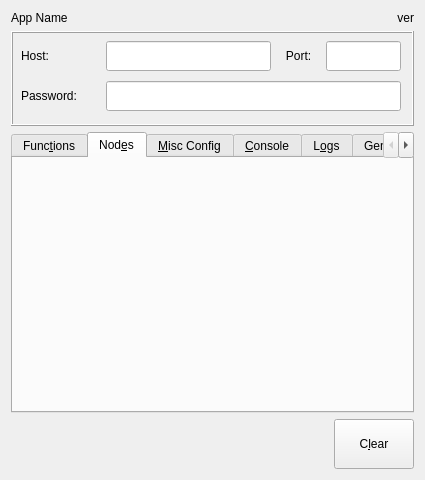
This is tor-util-ng.ui in GIJack/tor-util as Qt 5 draws it before an edit. The edited form follows.
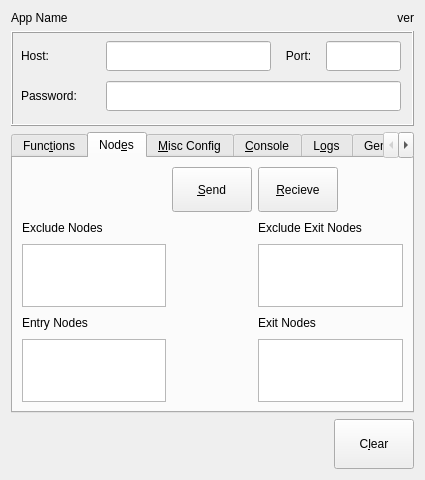
This is the edited form. The open tabs and pages were chosen to show the change. Icons and pictures are not drawn.

Commit message: rough draft at nodes tab. General concept, but trying to get this to play nice with the grid is hard.

```diff
--- a/tor-util-ng.ui
+++ b/tor-util-ng.ui
@@ -418,6 +418,138 @@
       <attribute name="title">
        <string>Nod&amp;es</string>
       </attribute>
+      <layout class="QGridLayout" name="gridLayout_5">
+       <item row="0" column="1">
+        <widget class="QPushButton" name="button_nodes_send">
+         <property name="sizePolicy">
+          <sizepolicy hsizetype="Fixed" vsizetype="Fixed">
+           <horstretch>0</horstretch>
+           <verstretch>0</verstretch>
+          </sizepolicy>
+         </property>
+         <property name="minimumSize">
+          <size>
+           <width>0</width>
+           <height>45</height>
+          </size>
+         </property>
+         <property name="text">
+          <string>&amp;Send</string>
+         </property>
+        </widget>
+       </item>
+       <item row="3" column="0">
+        <widget class="QListWidget" name="list_excludenodes">
+         <property name="minimumSize">
+          <size>
+           <width>0</width>
+           <height>0</height>
+          </size>
+         </property>
+        </widget>
+       </item>
+       <item row="7" column="2">
+        <widget class="QListWidget" name="list_exitnodes">
+         <property name="minimumSize">
+          <size>
+           <width>0</width>
+           <height>0</height>
+          </size>
+         </property>
+        </widget>
+       </item>
+       <item row="7" column="0">
+        <widget class="QListWidget" name="list_entrynodes">
+         <property name="minimumSize">
+          <size>
+           <width>0</width>
+           <height>0</height>
+          </size>
+         </property>
+        </widget>
+       </item>
+       <item row="2" column="2">
+        <widget class="QLabel" name="label_excludeexitnodes">
+         <property name="minimumSize">
+          <size>
+           <width>0</width>
+           <height>20</height>
+          </size>
+         </property>
+         <property name="text">
+          <string>Exclude Exit Nodes</string>
+         </property>
+        </widget>
+       </item>
+       <item row="2" column="0">
+        <widget class="QLabel" name="label_excludenodes">
+         <property name="minimumSize">
+          <size>
+           <width>0</width>
+           <height>20</height>
+          </size>
+         </property>
+         <property name="text">
+          <string>Exclude Nodes</string>
+         </property>
+        </widget>
+       </item>
+       <item row="5" column="2">
+        <widget class="QLabel" name="label_exitnodes">
+         <property name="minimumSize">
+          <size>
+           <width>0</width>
+           <height>20</height>
+          </size>
+         </property>
+         <property name="text">
+          <string>Exit Nodes</string>
+         </property>
+        </widget>
+       </item>
+       <item row="5" column="0">
+        <widget class="QLabel" name="label_entrynodes">
+         <property name="minimumSize">
+          <size>
+           <width>0</width>
+           <height>20</height>
+          </size>
+         </property>
+         <property name="text">
+          <string>Entry Nodes</string>
+         </property>
+        </widget>
+       </item>
+       <item row="3" column="2">
+        <widget class="QListWidget" name="list_excludeexitnodes">
+         <property name="minimumSize">
+          <size>
+           <width>0</width>
+           <height>0</height>
+          </size>
+         </property>
+        </widget>
+       </item>
+       <item row="0" column="2">
+        <widget class="QPushButton" name="button_nodes_recieve">
+         <property name="sizePolicy">
+          <sizepolicy hsizetype="Fixed" vsizetype="Fixed">
+           <horstretch>0</horstretch>
+           <verstretch>0</verstretch>
+          </sizepolicy>
+         </property>
+         <property name="minimumSize">
+          <size>
+           <width>0</width>
+           <height>45</height>
+          </size>
+         </property>
+         <property name="text">
+          <string>&amp;Recieve</string>
+         </property>
+        </widget>
+       </item>
+      </layout>
      </widget>
      <widget class="QWidget" name="tab_misc_config">
       <property name="toolTip">
```
Left out of the diff: 293 changed lines with no effect on the pictures.
